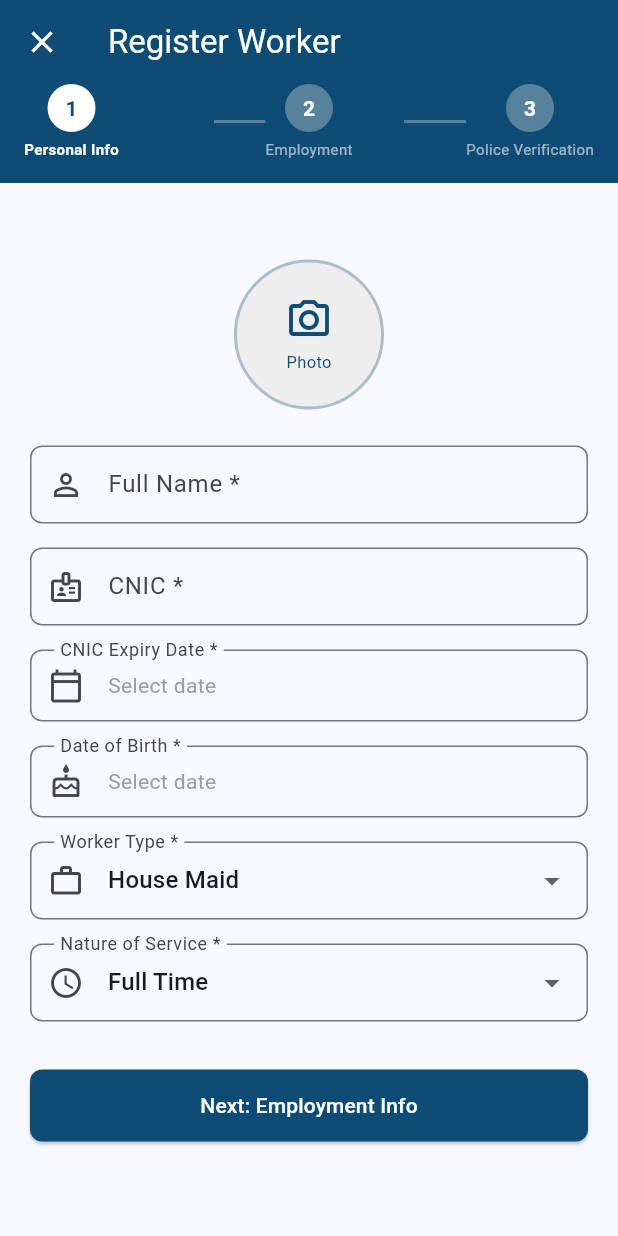
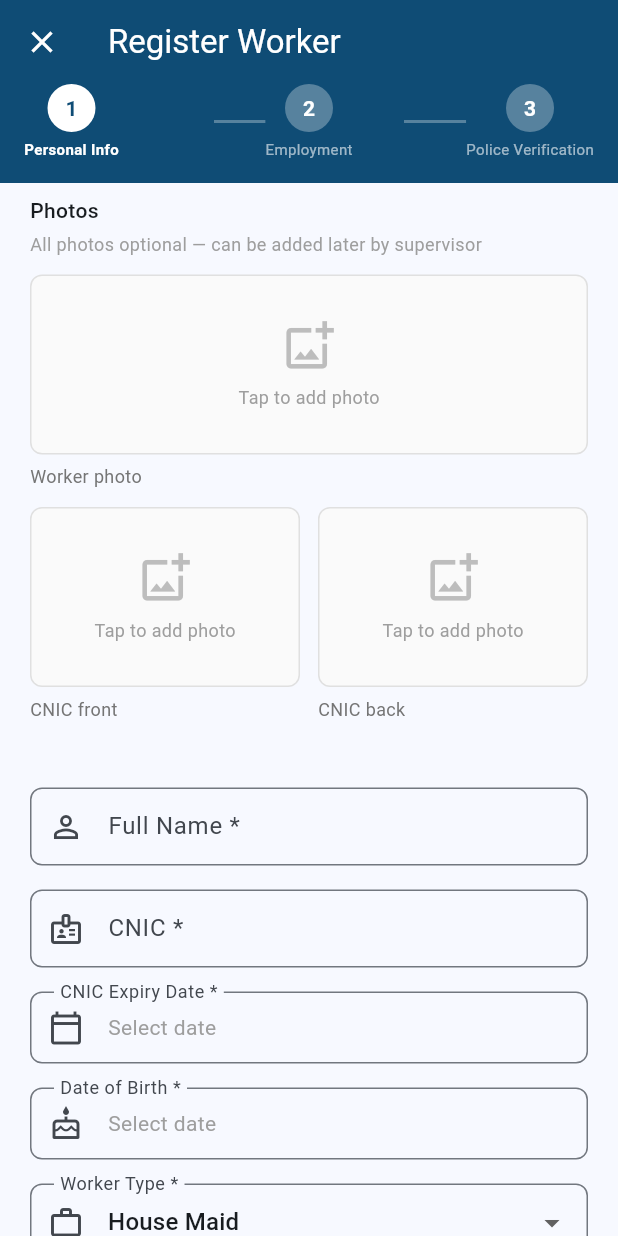
Before and after one commit to AwaizFatima08/muhafiz, a Flutter app: the WorkerRegistrationScreen screen opened by its route, on a phone screen of 412 x 824 dp. Run offline on Flutter 3.47's test engine with Material 3 defaults, Android fonts, the phone set to English and light mode, and no system bars; our stand-ins replace cached_network_image, cloud_firestore, connectivity_plus, firebase_auth, firebase_core, firebase_messaging and 8 more; missing offline and left inert: excel, mobile_scanner; accounts and stored records are empty; generated files the repository leaves out were written again.

Commit message:
V2 Phase 2b complete — photo uploads, storage service
- storage_service.dart: typed upload methods for all document types
  (worker photo, CNIC front/back, police verif, vehicle reg card,
  pet photo/vaccination, resident CNIC/DL/clinic)
- photo_upload_widget.dart: reusable camera+gallery picker widget
- step1_personal_info: worker photo + CNIC front/back upload sections,
  replaced old camera stub placeholder
- step3_police_verification: police verif photo upload, card_expiry_date
  auto-set to 1 year, registeredByUid/Role stamped on submission
- registration_form_provider: added cnicPhotoUrlFront/Back,
  policeVerifPhotoUrl, shiftStart/End/Enforcement fields
- app_enums: added underReview to RegistrationRequestStatus
- firestore_service: added residentCnicExists duplicate check
- auth_provider: added storageServiceProvider
- functions/index.js: employers->residents, notification_prefs respected

flutter analyze: 0 errors | 6 info (pre-existing)

```diff
--- a/lib/core/enums/app_enums.dart
+++ b/lib/core/enums/app_enums.dart
@@ -54,6 +54,7 @@ enum RegistrationRequestType {
 
 enum RegistrationRequestStatus {
   pending,
+  underReview,
   approved,
   rejected,
   needsMoreInfo,
--- a/lib/core/services/firestore_service.dart
+++ b/lib/core/services/firestore_service.dart
@@ -126,6 +126,16 @@ class FirestoreService {
     } catch (e) {
       return null;
     }
+  }
+
+  Future<bool> residentCnicExists(String cnic) async {
+    try {
+      final snap = await _residents
+          .where('cnic', isEqualTo: cnic)
+          .limit(1)
+          .get();
+      return snap.docs.isNotEmpty;
+    } catch (e) { return false; }
   }
 
   Future<void> createResident(ResidentModel resident) async {
--- /dev/null
+++ b/lib/core/widgets/photo_upload_widget.dart
@@ -0,0 +1,157 @@
+import 'dart:io';
+import 'package:flutter/material.dart';
+import 'package:image_picker/image_picker.dart';
+import 'package:cached_network_image/cached_network_image.dart';
+
+/// Reusable photo upload widget.
+/// Shows existing photo if [currentUrl] is provided.
+/// Tapping opens a bottom sheet to choose camera or gallery.
+/// [onFilePicked] returns the local File — caller handles the upload.
+/// [label] is shown below the tile.
+/// [isRequired] adds a red asterisk to the label (visual only — no validation block).
+class PhotoUploadWidget extends StatelessWidget {
+  final String label;
+  final String? currentUrl;
+  final File? localFile;
+  final bool isRequired;
+  final bool isUploading;
+  final ValueChanged<File> onFilePicked;
+
+  const PhotoUploadWidget({
+    super.key,
+    required this.label,
+    required this.onFilePicked,
+    this.currentUrl,
+    this.localFile,
+    this.isRequired = false,
+    this.isUploading = false,
+  });
+
+  Future<void> _pick(BuildContext context) async {
+    final picker = ImagePicker();
+    final source = await showModalBottomSheet<ImageSource>(
+      context: context,
+      shape: const RoundedRectangleBorder(
+        borderRadius: BorderRadius.vertical(top: Radius.circular(16)),
+      ),
+      builder: (ctx) => SafeArea(
+        child: Column(
+          mainAxisSize: MainAxisSize.min,
+          children: [
+            const SizedBox(height: 8),
+            Container(
+              width: 40,
+              height: 4,
+              decoration: BoxDecoration(
+                color: Colors.grey.shade300,
+                borderRadius: BorderRadius.circular(2),
+              ),
+            ),
+            const SizedBox(height: 16),
+            ListTile(
+              leading: const Icon(Icons.camera_alt_outlined),
+              title: const Text('Take photo'),
+              onTap: () => Navigator.pop(ctx, ImageSource.camera),
+            ),
+            ListTile(
+              leading: const Icon(Icons.photo_library_outlined),
+              title: const Text('Choose from gallery'),
+              onTap: () => Navigator.pop(ctx, ImageSource.gallery),
+            ),
+            const SizedBox(height: 8),
+          ],
+        ),
+      ),
+    );
+
+    if (source == null) return;
+
+    final picked = await picker.pickImage(
+      source: source,
+      maxWidth: 1200,
+      maxHeight: 1200,
+      imageQuality: 85,
+    );
+
+    if (picked != null) {
+      onFilePicked(File(picked.path));
+    }
+  }
+
+  @override
+  Widget build(BuildContext context) {
+    final hasImage = localFile != null || currentUrl != null;
+
+    return Column(
+      crossAxisAlignment: CrossAxisAlignment.start,
+      children: [
+        GestureDetector(
+          onTap: isUploading ? null : () => _pick(context),
+          child: Container(
+            height: 120,
+            width: double.infinity,
+            decoration: BoxDecoration(
+              color: Colors.grey.shade50,
+              border: Border.all(
+                color: Colors.grey.shade300,
+                style: BorderStyle.solid,
+              ),
+              borderRadius: BorderRadius.circular(8),
+            ),
+            child: isUploading
+                ? const Center(child: CircularProgressIndicator())
+                : hasImage
+                    ? ClipRRect(
+                        borderRadius: BorderRadius.circular(8),
+                        child: localFile != null
+                            ? Image.file(localFile!, fit: BoxFit.cover)
+                            : CachedNetworkImage(
+                                imageUrl: currentUrl!,
+                                fit: BoxFit.cover,
+                                placeholder: (_, __) => const Center(
+                                    child: CircularProgressIndicator()),
+                                errorWidget: (_, __, ___) =>
+                                    const Icon(Icons.broken_image_outlined),
+                              ),
+                      )
+                    : Column(
+                        mainAxisAlignment: MainAxisAlignment.center,
+                        children: [
+                          Icon(Icons.add_photo_alternate_outlined,
+                              size: 36, color: Colors.grey.shade400),
+                          const SizedBox(height: 8),
+                          Text('Tap to add photo',
+                              style: TextStyle(
+                                  fontSize: 12, color: Colors.grey.shade500)),
+                        ],
+                      ),
+          ),
+        ),
+        const SizedBox(height: 6),
+        Row(
+          children: [
+            Text(
+              label,
+              style: TextStyle(fontSize: 12, color: Colors.grey.shade600),
+            ),
+            if (isRequired)
+              const Text(' *',
+                  style: TextStyle(fontSize: 12, color: Colors.red)),
+            const Spacer(),
+            if (hasImage && !isUploading)
+              GestureDetector(
+                onTap: () => _pick(context),
+                child: Text(
+                  'Change',
+                  style: TextStyle(
+                      fontSize: 12,
+                      color: Theme.of(context).primaryColor,
+                      fontWeight: FontWeight.w500),
+                ),
+              ),
+          ],
+        ),
+      ],
+    );
+  }
+}
--- a/lib/features/security_supervisor/screens/steps/step1_personal_info.dart
+++ b/lib/features/security_supervisor/screens/steps/step1_personal_info.dart
@@ -5,6 +5,8 @@ import '../../../../core/enums/app_enums.dart';
 import '../../../../core/utils/validators.dart';
 import '../../../../providers/registration_form_provider.dart';
 import '../../../../providers/auth_provider.dart';
+import '../../../../core/widgets/photo_upload_widget.dart';
+import 'dart:io';
 
 class Step1PersonalInfo extends ConsumerStatefulWidget {
   const Step1PersonalInfo({super.key});
@@ -18,6 +20,9 @@ class _Step1PersonalInfoState extends ConsumerState<Step1PersonalInfo> {
   final _nameController = TextEditingController();
   final _cnicController = TextEditingController();
   bool _checkingCnic = false;
+  File? _workerPhotoFile;
+  File? _cnicFrontFile;
+  File? _cnicBackFile;
 
   @override
   void initState() {
@@ -32,6 +37,45 @@ class _Step1PersonalInfoState extends ConsumerState<Step1PersonalInfo> {
     _nameController.dispose();
     _cnicController.dispose();
     super.dispose();
+  }
+
+  Widget _buildPhotoSection() {
+    return Column(
+      crossAxisAlignment: CrossAxisAlignment.start,
+      children: [
+        const Text('Photos',
+            style: TextStyle(fontSize: 14, fontWeight: FontWeight.w500)),
+        const SizedBox(height: 4),
+        Text('All photos optional — can be added later by supervisor',
+            style: TextStyle(fontSize: 12, color: Colors.grey.shade500)),
+        const SizedBox(height: 12),
+        PhotoUploadWidget(
+          label: 'Worker photo',
+          localFile: _workerPhotoFile,
+          onFilePicked: (f) => setState(() => _workerPhotoFile = f),
+        ),
+        const SizedBox(height: 12),
+        Row(
+          children: [
+            Expanded(
+              child: PhotoUploadWidget(
+                label: 'CNIC front',
+                localFile: _cnicFrontFile,
+                onFilePicked: (f) => setState(() => _cnicFrontFile = f),
+              ),
+            ),
+            const SizedBox(width: 12),
+            Expanded(
+              child: PhotoUploadWidget(
+                label: 'CNIC back',
+                localFile: _cnicBackFile,
+                onFilePicked: (f) => setState(() => _cnicBackFile = f),
+              ),
+            ),
+          ],
+        ),
+      ],
+    );
   }
 
   Future<void> _checkCnicAndProceed() async {
@@ -58,6 +102,9 @@ class _Step1PersonalInfoState extends ConsumerState<Step1PersonalInfo> {
     notifier.updateStep1(
       name: _nameController.text.trim(),
       cnic: _cnicController.text.trim(),
+      photoUrl: _workerPhotoFile?.path ?? '',
+      cnicPhotoUrlFront: _cnicFrontFile?.path ?? '',
+      cnicPhotoUrlBack: _cnicBackFile?.path ?? '',
     );
     notifier.nextStep();
   }
@@ -74,11 +121,14 @@ class _Step1PersonalInfoState extends ConsumerState<Step1PersonalInfo> {
         child: Column(
           crossAxisAlignment: CrossAxisAlignment.start,
           children: [
-            // Photo capture
-            Center(
+            // ── Photo uploads ──────────────────────────────────────
+            _buildPhotoSection(),
+            const SizedBox(height: 20),
+            // REMOVED old camera stub — replaced with PhotoUploadWidget
+            // ignore: dead_code
+            if (false) Center(
               child: GestureDetector(
                 onTap: () {
-                  // TODO: camera integration in next step
                   ScaffoldMessenger.of(context).showSnackBar(
                     const SnackBar(content: Text('Camera coming soon')),
                   );
--- a/lib/providers/auth_provider.dart
+++ b/lib/providers/auth_provider.dart
@@ -3,6 +3,7 @@ import 'package:firebase_auth/firebase_auth.dart';
 import '../core/services/auth_service.dart';
 import '../core/services/firestore_service.dart';
 import '../core/services/notification_service.dart';
+import '../core/services/storage_service.dart';
 import '../core/models/user_model.dart';
 
 final authServiceProvider = Provider<AuthService>((ref) {
@@ -15,6 +16,10 @@ final firestoreServiceProvider = Provider<FirestoreService>((ref) {
 
 final notificationServiceProvider = Provider<NotificationService>((ref) {
   return NotificationService();
+});
+
+final storageServiceProvider = Provider<StorageService>((ref) {
+  return StorageService();
 });
 
 final authStateProvider = StreamProvider<User?>((ref) {
```
Also changed, not shown: lib/core/services/storage_service.dart (added, +77 -0 lines), lib/features/security_supervisor/screens/steps/step3_police_verification.dart (+36 -0 lines).
